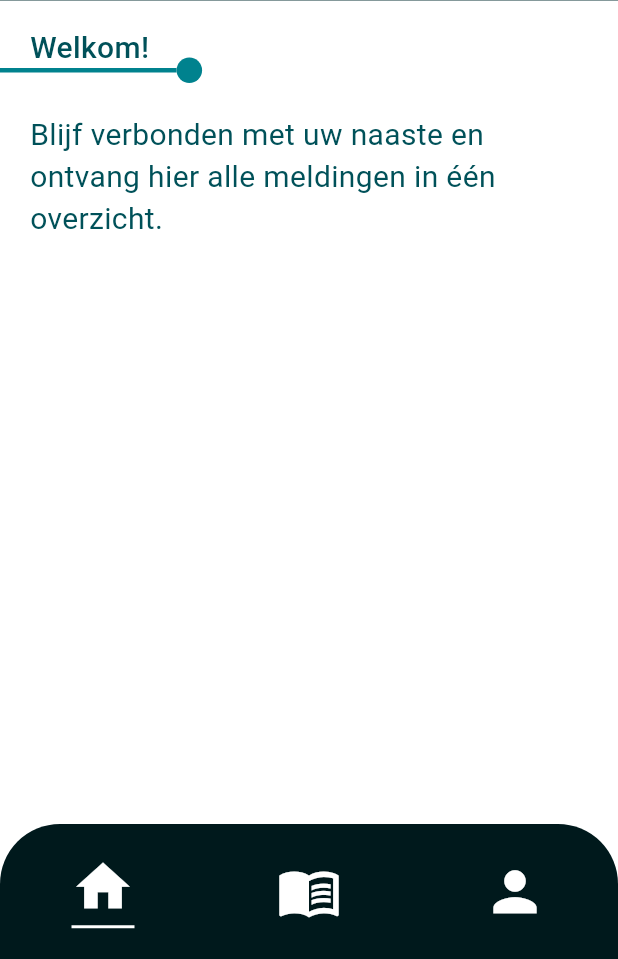
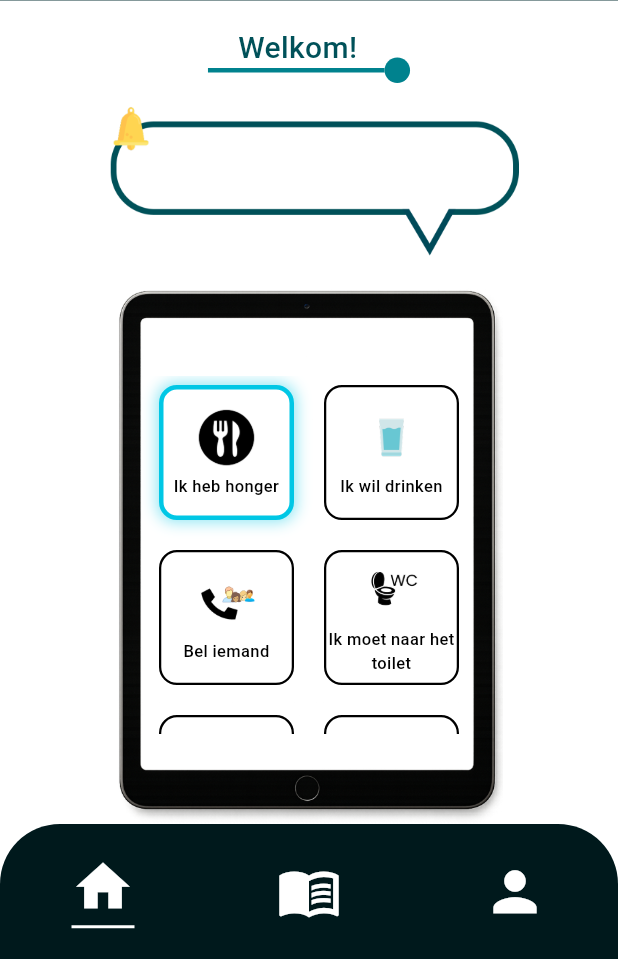
Before and after one commit to jaszy-md/Caregiver_app, a Flutter app: the PatientHomePage screen opened by its route, on a phone screen of 412 x 824 dp, the part 277-1236 px from its top. Run offline on Flutter 3.47's test engine with Material 3 defaults, Android fonts, the phone set to English and light mode, and no system bars; our stand-ins replace animated_text_kit, fl_chart, go_router; Roboto replaces fonts that are missing (Poppins).

Commit message:
homepage, tiles, section

```diff
--- a/lib/views/patient/home/patient_home_page.dart
+++ b/lib/views/patient/home/patient_home_page.dart
@@ -1,30 +1,66 @@
+import 'package:care_link/widgets/sections/patient_notifications_section.dart';
 import 'package:flutter/material.dart';
 import 'package:care_link/widgets/tiles/line_dot_title.dart';
 
-class PatientHomePage extends StatelessWidget {
+class PatientHomePage extends StatefulWidget {
   const PatientHomePage({super.key});
+
+  @override
+  State<PatientHomePage> createState() => _PatientHomePageState();
+}
+
+class _PatientHomePageState extends State<PatientHomePage> {
+  String _selectedText = '';
+
+  void _onTileSelected(String text) {
+    setState(() {
+      _selectedText = text;
+    });
+  }
 
   @override
   Widget build(BuildContext context) {
     return SafeArea(
       child: Column(
-        crossAxisAlignment: CrossAxisAlignment.start,
+        crossAxisAlignment: CrossAxisAlignment.center,
         children: [
           const SizedBox(height: 5),
+          const LineDotTitle(title: 'Welkom!'),
+          const SizedBox(height: 15),
 
-          const LineDotTitle(title: 'Welkom!'),
+          Center(
+            child: Stack(
+              alignment: Alignment.center,
+              children: [
+                Image.asset(
+                  'assets/images/note-cloud.png',
+                  width: 280,
+                  fit: BoxFit.contain,
+                ),
+                Padding(
+                  padding: const EdgeInsets.symmetric(horizontal: 20),
+                  child: Text(
+                    _selectedText.isNotEmpty ? '“$_selectedText”' : '',
+                    textAlign: TextAlign.center,
+                    style: const TextStyle(
+                      fontFamily: 'Poppins',
+                      fontSize: 18,
+                      fontWeight: FontWeight.w600,
+                      color: Color(0xFF005159),
+                    ),
+                  ),
+                ),
+              ],
+            ),
+          ),
 
           const SizedBox(height: 20),
 
-          const Padding(
-            padding: EdgeInsets.symmetric(horizontal: 20),
-            child: Text(
-              'Blijf verbonden met uw naaste en ontvang hier alle meldingen in één overzicht.',
-              style: TextStyle(
-                fontFamily: 'Poppins',
-                fontSize: 20,
-                color: Color(0xFF005159),
-                height: 1.4,
+          // iPad-notification
+          Expanded(
+            child: Center(
+              child: PatientNotificationsSection(
+                onTileSelected: _onTileSelected,
               ),
             ),
           ),
--- /dev/null
+++ b/lib/widgets/buttons/notification_block.dart
@@ -0,0 +1,100 @@
+import 'package:flutter/material.dart';
+import 'package:flutter/services.dart';
+
+class NotificationBlock extends StatefulWidget {
+  final String label;
+  final String imagePath;
+  final bool isActive;
+  final VoidCallback onTap;
+  final Color activeColor;
+
+  const NotificationBlock({
+    super.key,
+    required this.label,
+    required this.imagePath,
+    required this.isActive,
+    required this.onTap,
+    this.activeColor = const Color(0xFF00C7E5),
+  });
+
+  @override
+  State<NotificationBlock> createState() => _NotificationBlockState();
+}
+
+class _NotificationBlockState extends State<NotificationBlock> {
+  bool _isFocused = false;
+
+  @override
+  Widget build(BuildContext context) {
+    return FocusableActionDetector(
+      autofocus: widget.isActive,
+      onFocusChange: (focus) => setState(() => _isFocused = focus),
+
+      shortcuts: {
+        LogicalKeySet(LogicalKeyboardKey.enter): const ActivateIntent(),
+        LogicalKeySet(LogicalKeyboardKey.space): const ActivateIntent(),
+      },
+
+      actions: {
+        ActivateIntent: CallbackAction<ActivateIntent>(
+          onInvoke: (intent) => widget.onTap(),
+        ),
+      },
+
+      child: GestureDetector(
+        onTap: widget.onTap,
+        behavior: HitTestBehavior.opaque,
+        child: AnimatedContainer(
+          duration: const Duration(milliseconds: 200),
+          curve: Curves.easeOut,
+          width: 90,
+          height: 90,
+          margin: const EdgeInsets.all(6),
+          decoration: BoxDecoration(
+            color: Colors.white,
+            borderRadius: BorderRadius.circular(12),
+            border: Border.all(
+              color:
+                  _isFocused || widget.isActive
+                      ? widget.activeColor
+                      : Colors.black,
+              width: _isFocused || widget.isActive ? 3 : 1.5,
+            ),
+            boxShadow:
+                _isFocused || widget.isActive
+                    ? [
+                      BoxShadow(
+                        color: widget.activeColor.withOpacity(0.45),
+                        blurRadius: 8,
+                        spreadRadius: 1,
+                      ),
+                    ]
+                    : [],
+          ),
+          child: Column(
+            mainAxisAlignment: MainAxisAlignment.center,
+            children: [
+              Image.asset(
+                widget.imagePath,
+                width: 40,
+                height: 40,
+                fit: BoxFit.contain,
+              ),
+              const SizedBox(height: 4),
+              Text(
+                widget.label,
+                textAlign: TextAlign.center,
+                style: const TextStyle(
+                  fontFamily: 'Poppins',
+                  fontSize: 11,
+                  fontWeight: FontWeight.w500,
+                  color: Colors.black,
+                ),
+              ),
+            ],
+          ),
+        ),
+      ),
+    );
+  }
+}
--- /dev/null
+++ b/lib/widgets/sections/patient_notifications_section.dart
@@ -0,0 +1,69 @@
+import 'package:care_link/widgets/buttons/notification_block.dart';
+import 'package:flutter/material.dart';
+
+class PatientNotificationsSection extends StatefulWidget {
+  final ValueChanged<String> onTileSelected;
+
+  const PatientNotificationsSection({super.key, required this.onTileSelected});
+
+  @override
+  State<PatientNotificationsSection> createState() =>
+      _PatientNotificationsSectionState();
+}
+
+class _PatientNotificationsSectionState
+    extends State<PatientNotificationsSection> {
+  int _activeIndex = 0;
+
+  final List<Map<String, String>> _blocks = [
+    {'label': 'Ik heb honger', 'image': 'assets/images/eat.png'},
+    {'label': 'Ik wil drinken', 'image': 'assets/images/drink.png'},
+    {'label': 'Bel iemand', 'image': 'assets/images/call-caregiver.png'},
+    {'label': 'Ik moet naar het toilet', 'image': 'assets/images/wc.png'},
+    {'label': 'Laten we wandelen', 'image': 'assets/images/walk.png'},
+    {'label': 'Ik wil rusten', 'image': 'assets/images/sleep.png'},
+  ];
+
+  void _handleTap(int index) {
+    setState(() => _activeIndex = index);
+    widget.onTileSelected(_blocks[index]['label']!);
+  }
+
+  @override
+  Widget build(BuildContext context) {
+    return Stack(
+      alignment: Alignment.center,
+      children: [
+        Image.asset(
+          'assets/images/ipad-container.png',
+          fit: BoxFit.contain,
+          width: 350,
+          height: 450,
+        ),
+        Positioned.fill(
+          top: 60,
+          bottom: 60,
+          left: 40,
+          right: 40,
+          child: SingleChildScrollView(
+            physics: const BouncingScrollPhysics(),
+            child: Wrap(
+              alignment: WrapAlignment.center,
+              spacing: 8,
+              runSpacing: 8,
+              children: List.generate(_blocks.length, (index) {
+                final block = _blocks[index];
+                return NotificationBlock(
+                  label: block['label']!,
+                  imagePath: block['image']!,
+                  isActive: index == _activeIndex,
+                  onTap: () => _handleTap(index),
+                );
+              }),
+            ),
+          ),
+        ),
+      ],
+    );
+  }
+}
```
Also changed, not shown: assets/images/call-caregiver.png (added), assets/images/drink.png (added), assets/images/eat.png (added), assets/images/ipad-container.png (added), assets/images/note-cloud.png (added), assets/images/sleep.png (added), assets/images/walk.png (added), assets/images/wc.png (added).
